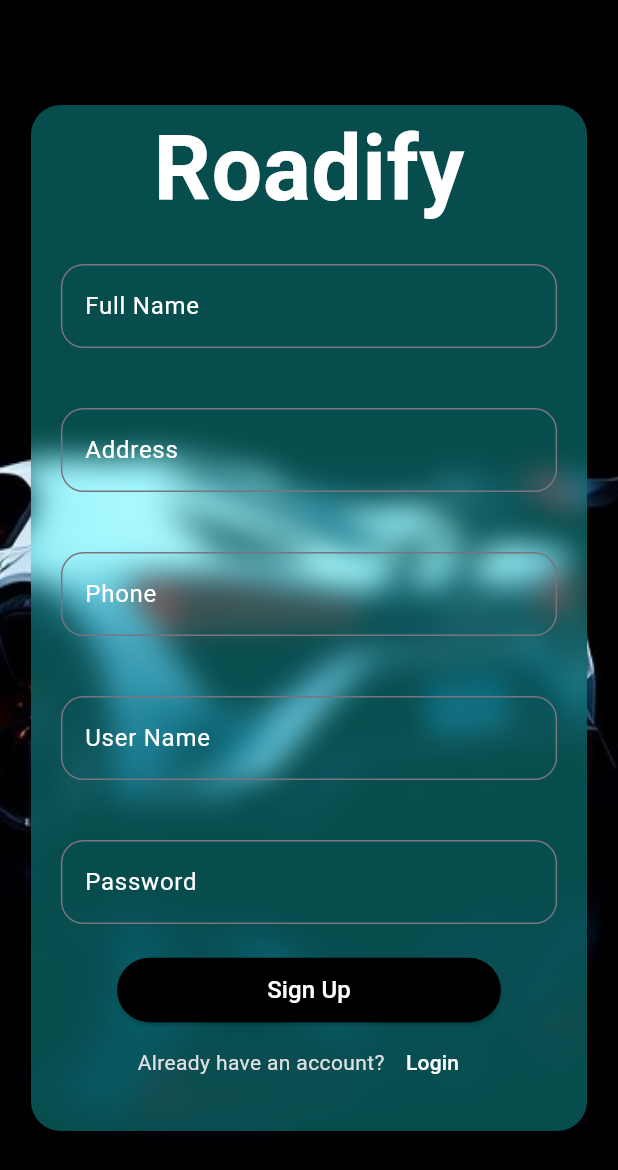
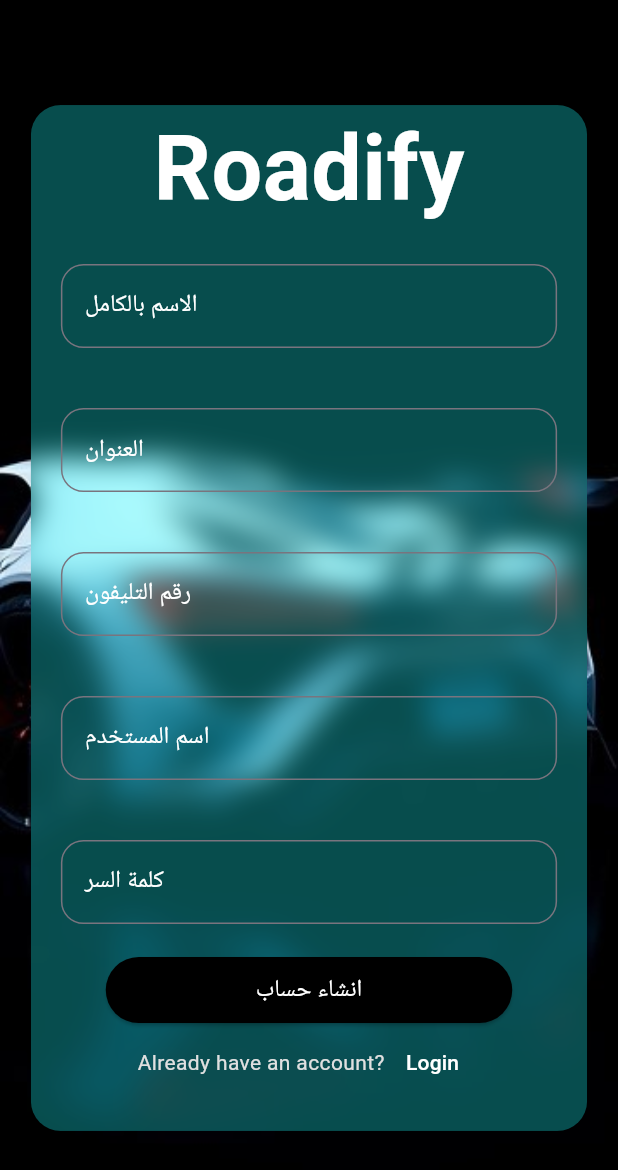
Before and after one commit to ahmedmelsayed74/Rodify, a Flutter app: the SignUp screen opened directly, on a phone screen of 412 x 824 dp. Shown: the top 1170 px of the screen. Run offline on Flutter 3.47's test engine with Material 3 defaults, Android fonts, the light colour scheme and no system bars; our stand-ins replace google_nav_bar.

Commit message:
Update signup_screen.dart

```diff
--- a/lib/signup_screen.dart
+++ b/lib/signup_screen.dart
@@ -41,23 +41,23 @@ class _SignUpState extends State<SignUp> {
                               color:Colors.white,fontSize: 60,fontWeight: FontWeight.bold),
                         ),
                         defaultEditText(
-                          hintText: 'Full Name',
+                          hintText: 'الاسم بالكامل',
                           controller: _loginController,
                         ),
                         defaultEditText(
-                          hintText: 'Address',
+                          hintText: 'العنوان',
                           controller: _loginController,
                         ),
                         defaultEditText(
-                          hintText: 'Phone',
+                          hintText: 'رقم التليفون',
                           controller: _loginController,
                         ),
                         defaultEditText(
-                          hintText: 'User Name',
+                          hintText: 'اسم المستخدم',
                           controller: _loginController,
                         ),
                         defaultEditText(
-                          hintText: 'Password',
+                          hintText: 'كلمة السر',
                           controller: _passwordController,
                         ),
                         ElevatedButton(
@@ -69,7 +69,7 @@ class _SignUpState extends State<SignUp> {
                             ),
                             padding: EdgeInsets.symmetric(horizontal: 100, vertical: 10),
                           ),
-                          child: Text("Sign Up",
+                          child: Text("انشاء حساب",
                             style: TextStyle(fontSize: 16,color: Colors.white),
                           ),
                         ),
```
